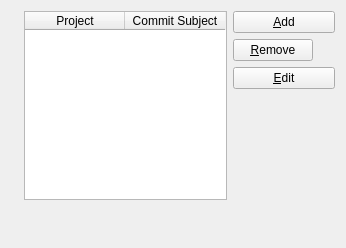
Above: applets/kdeobservatory/src/ui/kdeobservatoryconfigprojects.ui from KDE/kdeplasma-addons before the change. Below: the same form after it.
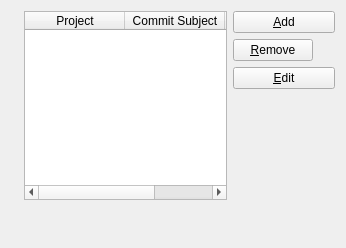
That is the form after the change. Icons and pictures are not drawn. Custom widgets are drawn as their Qt base class.

Commit message: Krazy collector ok.

The edit to the form file:
```diff
--- a/applets/kdeobservatory/src/ui/kdeobservatoryconfigprojects.ui
+++ b/applets/kdeobservatory/src/ui/kdeobservatoryconfigprojects.ui
@@ -61,6 +61,11 @@
            <string>Commit Subject</string>
           </property>
          </column>
+         <column>
+          <property name="text">
+           <string>Krazy Report</string>
+          </property>
+         </column>
         </widget>
        </item>
        <item>
```
Left out of the diff: 3 changed lines with no effect on the pictures. The commit also changes 11 other files.
